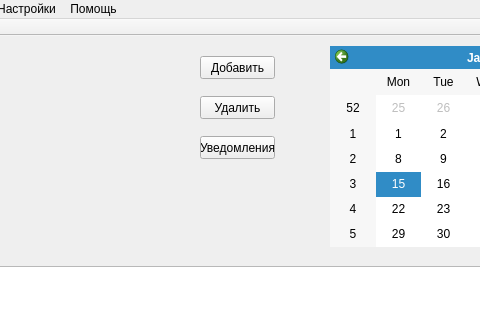
Qt form Source/mainwindow.ui (AndreiHramyka450501/Scheduler) before a commit; both pictures show x 90 to 570 and y 0 to 320 of the 801 by 606 pixel window.
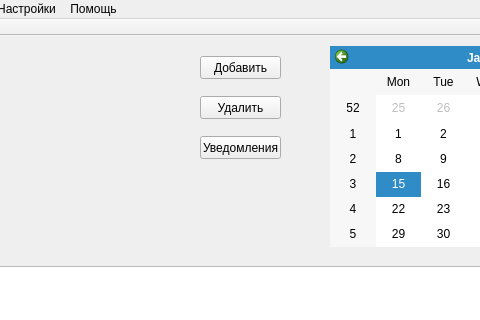
The same form after that commit.

Diff of the .ui file:
```diff
--- a/Source/mainwindow.ui
+++ b/Source/mainwindow.ui
@@ -29,7 +29,7 @@
      <rect>
       <x>290</x>
       <y>20</y>
-      <width>75</width>
+      <width>81</width>
       <height>23</height>
      </rect>
     </property>
@@ -42,7 +42,7 @@
      <rect>
       <x>290</x>
       <y>60</y>
-      <width>75</width>
+      <width>81</width>
       <height>23</height>
      </rect>
     </property>
@@ -83,7 +83,7 @@
      <rect>
       <x>290</x>
       <y>100</y>
-      <width>75</width>
+      <width>81</width>
       <height>23</height>
      </rect>
     </property>
```
Left out of the diff: 6 changed lines with no effect on the pictures.
